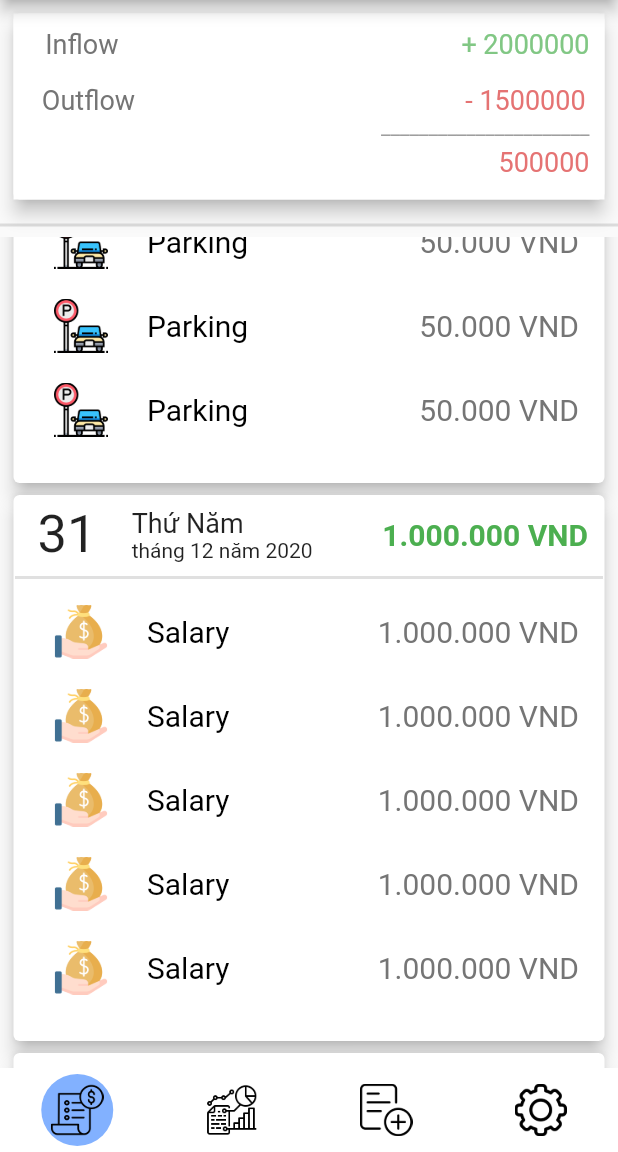
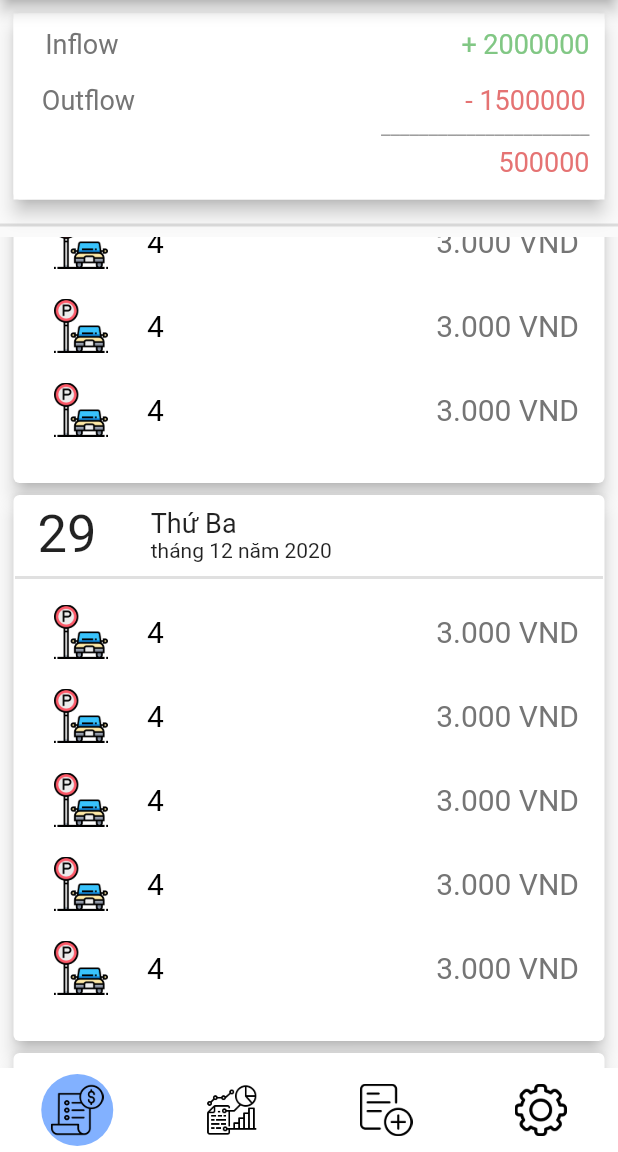
Before and after one commit to hieuvts/money_manager, a Flutter app: the screen it shows after launch, scrolled down 576 dp, on a phone screen of 412 x 824 dp, the part 84-1236 px from its top. Run offline on Flutter 3.47's test engine with Material 2 defaults, Android fonts, the phone set to English and light mode, and no system bars; drawn by our look-alikes of flutter_snake_navigationbar; our stand-ins replace charts_flutter, pie_chart, splashscreen, sqflite; missing offline and left inert: dropdownfield; accounts and stored records are empty.

Commit message:
#7.4.1 Backup

```diff
--- a/lib/core/databaseQuery.dart
+++ b/lib/core/databaseQuery.dart
@@ -1,4 +1,4 @@
-import 'package:money_manager/core/models.dart';
+import 'package:money_manager/core/databaseModels.dart';
 import 'dart:async';
 import 'package:money_manager/core/databaseHelper.dart';
 import 'package:sqflite/sqflite.dart';
--- a/lib/core/moneyFormatter.dart
+++ b/lib/core/moneyFormatter.dart
@@ -1,9 +1,10 @@
 import 'package:intl/intl.dart';
+
+//Format theo kiểu tiền Việt nam
+//String 10000
+//Kết quả trả về 10.000
 
 String moneyFormater(String data) {
   var amount = int.parse(data);
-  return NumberFormat.currency(locale: 'vi')
-      .format(amount); //Format theo kiểu tiền Việt nam
+  return NumberFormat.currency(locale: 'vi').format(amount);
 }
-//String 10000
-//Kqua trả ra 10.000
--- a/lib/core/transactionExampleData.dart
+++ b/lib/core/transactionExampleData.dart
@@ -1,62 +1,44 @@
-import 'package:flutter/material.dart';
-
 class TransactionData {
   static final getData = [
     {
-      'name': 'Food',
-      'icon': 'images/burger.png',
-      'change': '20000',
-      'changeColor': Colors.redAccent,
-      'value': '3001230',
-      'date': '29/12/2020',
+      'transactionId': '1',
+      'transactionSubCategory': '1',
+      'transactionAmount': '10000',
+      'transactionIcon': 'images/burger.png',
+      'transactionDate': '29/12/2020',
+      'transactionNote': 'A note',
     },
     {
-      'name': 'Parking',
-      'icon': 'images/parking.png',
-      'change': '50000',
-      'changeColor': Colors.redAccent,
-      'value': '50000  ',
-      'date': '30/12/2020',
+      'transactionId': '2',
+      'transactionSubCategory': '4',
+      'transactionAmount': '3000',
+      'transactionIcon': 'images/parking.png',
+      'transactionDate': '29/12/2020',
+      'transactionNote': 'Bike parking',
     },
     {
-      'name': 'Salary',
-      'icon': 'images/salary.png',
-      'change': '1000000',
-      'changeColor': Colors.green,
-      'value': '1000000  ',
-      'date': '31/12/2020',
+      'transactionId': '3',
+      'transactionSubCategory': '4',
+      'transactionAmount': '3000',
+      'transactionIcon': 'images/parking.png',
+      'transactionDate': '29/12/2020',
+      'transactionNote': 'Bike parking',
     },
     {
-      'name': 'Salary',
-      'icon': 'images/salary.png',
-      'change': '1000000',
-      'changeColor': Colors.green,
-      'value': '1000000  ',
-      'date': '1/12/2020',
+      'transactionId': '4',
+      'transactionSubCategory': '4',
+      'transactionAmount': '3000',
+      'transactionIcon': 'images/parking.png',
+      'transactionDate': '29/12/2020',
+      'transactionNote': 'Bike parking',
     },
     {
-      'name': 'Salary',
-      'icon': 'images/salary.png',
-      'change': '1000000',
-      'changeColor': Colors.green,
-      'value': '1000000  ',
-      'date': '2/9/2020',
-    },
-    {
-      'name': 'Salary',
-      'icon': 'images/salary.png',
-      'change': '1000000',
-      'changeColor': Colors.green,
-      'value': '1000000  ',
-      'date': '29/12/2020',
-    },
-    {
-      'name': 'Salary',
-      'icon': 'images/salary.png',
-      'change': '1000000',
-      'changeColor': Colors.green,
-      'value': '1000000  ',
-      'date': '29/12/2020',
+      'transactionId': '5',
+      'transactionSubCategory': '4',
+      'transactionAmount': '3000',
+      'transactionIcon': 'images/parking.png',
+      'transactionDate': '29/12/2020',
+      'transactionNote': 'Bike parking',
     },
   ];
 }
--- a/lib/ui/page/settingPage.dart
+++ b/lib/ui/page/settingPage.dart
@@ -1,6 +1,6 @@
 import 'package:flutter/cupertino.dart';
 import 'package:money_manager/core/databaseQuery.dart';
-import 'package:money_manager/core/models.dart';
+import 'package:money_manager/core/databaseModels.dart';
 import 'package:flutter/material.dart';
 
 class SettingPage extends StatefulWidget {
--- a/lib/ui/page/transactionPage.dart
+++ b/lib/ui/page/transactionPage.dart
@@ -1,5 +1,6 @@
 import 'package:flutter/material.dart';
-import 'package:money_manager/ui/customWidget/customCardView.dart';
+import 'package:money_manager/userWidget/incomeAndOutcome.dart';
+import 'package:money_manager/userWidget/recentTransaction.dart';
 
 class TransactionPage extends StatefulWidget {
   @override
@@ -28,74 +29,3 @@ class _TransactionPageState extends State<TransactionPage> {
     );
   }
 }
-
-class IncomeAndOutcome extends StatefulWidget {
-  @override
-  _IncomeAndOutcomeState createState() => _IncomeAndOutcomeState();
-}
-
-class _IncomeAndOutcomeState extends State<IncomeAndOutcome> {
-  var _inflow = 2000000;
-  var _outflow = 1500000;
-  final _sum = 500000;
-  @override
-  Widget build(BuildContext context) {
-    return Container(
-        padding: EdgeInsets.all(10),
-        decoration: BoxDecoration(
-          color: Colors.white,
-          borderRadius: BorderRadius.circular(0),
-        ),
-        child: Container(
-            alignment: Alignment.center,
-            child: Column(children: [
-              Row(
-                mainAxisAlignment: MainAxisAlignment.spaceBetween,
-                children: [
-                  Column(
-                    children: [
-                      Text(
-                        'Inflow',
-                        style: TextStyle(fontSize: 18, color: Colors.grey[600]),
-                      ),
-                      Divider(),
-                      Text('  Outflow',
-                          style:
-                              TextStyle(fontSize: 18, color: Colors.grey[600]))
-                    ],
-                  ),
-                  Column(
-                    children: [
-                      Text('+ ' + _inflow.toString(),
-                          style: TextStyle(
-                              fontSize: 18, color: Colors.green[300])),
-                      Divider(),
-                      Text('- ' + _outflow.toString(),
-                          style:
-                              TextStyle(fontSize: 18, color: Colors.red[300]))
-                    ],
-                  ),
-                ],
-              ),
-              Row(
-                mainAxisAlignment: MainAxisAlignment.end,
-                children: [
-                  Text(
-                    "______________________",
-                    style: TextStyle(color: Colors.grey),
-                  )
-                ],
-              ),
-              Row(
-                mainAxisAlignment: MainAxisAlignment.end,
-                children: [
-                  new Padding(padding: EdgeInsets.all(15)),
-                  Text(
-                    _sum.toString(),
-                    style: TextStyle(color: Colors.red[300], fontSize: 18),
-                  )
-                ],
-              )
-            ])));
-  }
-}
--- /dev/null
+++ b/lib/userWidget/incomeAndOutcome.dart
@@ -0,0 +1,72 @@
+import 'package:flutter/material.dart';
+
+class IncomeAndOutcome extends StatefulWidget {
+  @override
+  _IncomeAndOutcomeState createState() => _IncomeAndOutcomeState();
+}
+
+class _IncomeAndOutcomeState extends State<IncomeAndOutcome> {
+  var _inflow = 2000000;
+  var _outflow = 1500000;
+  final _sum = 500000;
+  @override
+  Widget build(BuildContext context) {
+    return Container(
+        padding: EdgeInsets.all(10),
+        decoration: BoxDecoration(
+          color: Colors.white,
+          borderRadius: BorderRadius.circular(0),
+        ),
+        child: Container(
+            alignment: Alignment.center,
+            child: Column(children: [
+              Row(
+                mainAxisAlignment: MainAxisAlignment.spaceBetween,
+                children: [
+                  Column(
+                    children: [
+                      Text(
+                        'Inflow',
+                        style: TextStyle(fontSize: 18, color: Colors.grey[600]),
+                      ),
+                      Divider(),
+                      Text('  Outflow',
+                          style:
+                              TextStyle(fontSize: 18, color: Colors.grey[600]))
+                    ],
+                  ),
+                  Column(
+                    children: [
+                      Text('+ ' + _inflow.toString(),
+                          style: TextStyle(
+                              fontSize: 18, color: Colors.green[300])),
+                      Divider(),
+                      Text('- ' + _outflow.toString(),
+                          style:
+                              TextStyle(fontSize: 18, color: Colors.red[300]))
+                    ],
+                  ),
+                ],
+              ),
+              Row(
+                mainAxisAlignment: MainAxisAlignment.end,
+                children: [
+                  Text(
+                    "______________________",
+                    style: TextStyle(color: Colors.grey),
+                  )
+                ],
+              ),
+              Row(
+                mainAxisAlignment: MainAxisAlignment.end,
+                children: [
+                  new Padding(padding: EdgeInsets.all(15)),
+                  Text(
+                    _sum.toString(),
+                    style: TextStyle(color: Colors.red[300], fontSize: 18),
+                  )
+                ],
+              )
+            ])));
+  }
+}
--- a/lib/ui/customWidget/customCardView.dart
+++ b/lib/userWidget/recentTransaction.dart
@@ -1,7 +1,7 @@
 import 'package:flutter/material.dart';
 import 'package:money_manager/core/transactionExampleData.dart';
 import 'package:money_manager/core/moneyFormatter.dart';
-import 'package:money_manager/ui/page/editTransaction.dart';
+import 'package:money_manager/userWidget/viewTransactionDetail.dart';
 import 'package:intl/intl.dart';
 
 DateTime now = DateTime.now();
@@ -12,7 +12,19 @@ class RecentTransaction extends StatefulWidget {
 }
 
 class _RecentTransactionState extends State<RecentTransaction> {
+  int transactionId;
+  String transactionSubCategory;
+  String transactionIcon;
+  String transactionAmount;
+  String transactionDate;
+  String transactionNote;
   final transactionData = TransactionData.getData;
+  @override
+  void setState(fn) {
+    // TODO: implement setState
+    super.setState(fn);
+  }
+
   @override
   Widget build(BuildContext context) {
     return Container(
@@ -45,7 +57,7 @@ class _RecentTransactionState extends State<RecentTransaction> {
                                         children: <Widget>[
                                           Row(
                                             children: <Widget>[
-                                              dayOfTransaction(
+                                              buildDayOfTransaction(
                                                   transactionData[index]),
                                               Spacer(
                                                 flex: 2,
@@ -55,10 +67,10 @@ class _RecentTransactionState extends State<RecentTransaction> {
                                                     CrossAxisAlignment.start,
                                                 children: [
                                                   //Format WEEKDAY
-                                                  weekdayOfTransaction(
+                                                  buildWeekdayOfTransaction(
                                                       transactionData[index]),
                                                   //Format YEAR_MONTH
-                                                  monthYearOfTransaction(
+                                                  buildMonthYearOfTransaction(
                                                       transactionData[index]),
                                                 ],
                                               ),
@@ -71,7 +83,7 @@ class _RecentTransactionState extends State<RecentTransaction> {
                                               Spacer(
                                                 flex: 10,
                                               ),
-                                              walletChange(
+                                              buildTransactionNote(
                                                   transactionData[index]),
                                               SizedBox(
                                                 width: 10,
@@ -99,20 +111,30 @@ class _RecentTransactionState extends State<RecentTransaction> {
                                                         (context1, index1) {
                                                       return ListTile(
                                                           leading:
-                                                              iconTypeOfTransaction(
+                                                              buildTransactionIcon(
                                                                   transactionData[
                                                                       index]),
                                                           title:
-                                                              nameOfTransaction(
+                                                              buildTransactionSubCategory(
                                                                   transactionData[
                                                                       index]),
                                                           trailing:
-                                                              transactionAmount(
+                                                              buildTransactionAmount(
                                                                   transactionData[
                                                                       index]),
                                                           onTap: () {
+                                                            updateTransactionValue(
+                                                                transactionData[
+                                                                    index]);
                                                             _awaitValueFromEditTransactionScr(
-                                                                context);
+                                                              context,
+                                                              transactionId,
+                                                              transactionSubCategory,
+                                                              transactionIcon,
+                                                              transactionAmount,
+                                                              transactionDate,
+                                                              transactionNote,
+                                                            );
                                                             print("Tapped");
                                                           });
                                                     }),
@@ -136,9 +158,9 @@ class _RecentTransactionState extends State<RecentTransaction> {
     );
   }
 
-  Widget dayOfTransaction(data) {
+  Widget buildDayOfTransaction(data) {
     var getDateTime =
-        DateFormat("dd/MM/yyyy", "vi_VN").parse('${data['date']}');
+        DateFormat("dd/MM/yyyy", "vi_VN").parse('${data['transactionDate']}');
     return Padding(
         padding: const EdgeInsets.only(left: 15.0),
         child: Align(
@@ -150,9 +172,9 @@ class _RecentTransactionState extends State<RecentTransaction> {
         ));
   }
 
-  Widget weekdayOfTransaction(data) {
+  Widget buildWeekdayOfTransaction(data) {
     var getDateTime =
-        DateFormat("dd/MM/yyyy", "vi_VN").parse('${data['date']}');
+        DateFormat("dd/MM/yyyy", "vi_VN").parse('${data['transactionDate']}');
     return Padding(
         padding: const EdgeInsets.only(left: 15.0),
         child: Align(
@@ -164,9 +186,9 @@ class _RecentTransactionState extends State<RecentTransaction> {
         ));
   }
 
-  Widget monthYearOfTransaction(data) {
+  Widget buildMonthYearOfTransaction(data) {
     var getDateTime =
-        DateFormat("dd/MM/yyyy", "vi_VN").parse('${data['date']}');
+        DateFormat("dd/MM/yyyy", "vi_VN").parse('${data['transactionDate']}');
     return Padding(
         padding: const EdgeInsets.only(left: 15.0),
         child: Align(
@@ -178,48 +200,57 @@ class _RecentTransactionState extends State<RecentTransaction> {
         ));
   }
 
-  Widget nameOfTransaction(data) {
+  Widget buildTransactionSubCategory(data) {
     return Align(
       alignment: Alignment.centerLeft,
       child: RichText(
         text: TextSpan(
-          text: '${data['name']}',
+          text: '${data['transactionSubCategory']}',
           style: TextStyle(color: Colors.black, fontSize: 20),
         ),
       ),
     );
   }
 
-  Widget walletChange(data) {
+  Widget buildTransactionNote(data) {
     return Align(
       alignment: Alignment.topRight,
       child: RichText(
         text: TextSpan(
-          text: moneyFormater(data['change']),
-          style: TextStyle(
-              fontWeight: FontWeight.bold,
-              color: data['changeColor'],
-              fontSize: 20),
+          text: '${data['transactionNote']}',
+          style: TextStyle(fontSize: 10),
         ),
       ),
     );
   }
 
-  Widget iconTypeOfTransaction(data) {
+  Widget getTransactionId(data) {
+    return Align(
+      alignment: Alignment.topRight,
+      child: RichText(
+        text: TextSpan(
+          text: '${data['transactionId']}',
+          style: TextStyle(fontSize: 10),
+        ),
+      ),
+    );
+  }
+
+  Widget buildTransactionIcon(data) {
     return Padding(
       padding: const EdgeInsets.all(10.0),
       child: Image.asset(
-        data['icon'],
+        data['transactionIcon'],
         fit: BoxFit.fitHeight,
       ),
     );
   }
 
-  Widget transactionAmount(data) {
+  Widget buildTransactionAmount(data) {
     return RichText(
       textAlign: TextAlign.center,
       text: TextSpan(
-        text: moneyFormater(data['value']),
+        text: moneyFormater(data['transactionAmount']),
         style: TextStyle(
           color: Colors.grey[600],
           fontSize: 20,
@@ -228,10 +259,37 @@ class _RecentTransactionState extends State<RecentTransaction> {
     );
   }
 
+  void updateTransactionValue(data) {
+    transactionId = int.parse('${data['transactionId']}');
+    transactionSubCategory = '${data['transactionSubCategory']}';
+    transactionIcon = '${data['transactionIcon']}';
+    transactionAmount = '${data['transactionAmount']}';
+    transactionNote = '${data['transactionNote']}';
+    var getDateTime =
+        DateFormat("dd/MM/yyyy", "vi_VN").parse('${data['transactionDate']}');
+    transactionDate = getDateTime.toString();
+  }
+
   //Chờ lấy các giá trị từ màn hình "Chỉnh sửa thông tin giao dịch"
-  void _awaitValueFromEditTransactionScr(BuildContext context) async {
+  void _awaitValueFromEditTransactionScr(
+      BuildContext context,
+      int transactionId,
+      String transactionSubCategory,
+      String transactionIcon,
+      String transactionAmount,
+      String transationDate,
+      String transactionNote) async {
     var result = await Navigator.push(
-        context, MaterialPageRoute(builder: (context) => EditTransaction()));
+        context,
+        MaterialPageRoute(
+            builder: (context) => EditTransaction(
+                  transactionId: transactionId,
+                  transactionSubCategory: transactionSubCategory,
+                  transactionIcon: transactionIcon,
+                  transactionAmount: transactionAmount,
+                  transactionDate: transactionDate,
+                  transactionNote: transactionNote,
+                )));
     //Sau khi chỉnh sửa ở màn hình 2 hoàn tất thì update màn hình này
     setState(() {});
   }
--- a/lib/ui/page/editTransaction.dart
+++ b/lib/userWidget/viewTransactionDetail.dart
@@ -1,27 +1,29 @@
 import 'package:flutter/material.dart';
 import 'package:money_manager/ui/customWidget/customImageFromAsset.dart';
-import 'package:money_manager/ui/page/addRecordPage.dart';
 
-class EditTransaction extends StatefulWidget {
-  @override
-  _EditTransactionState createState() => _EditTransactionState();
-}
+// class EditTransaction extends StatefulWidget {
+//   @override
+//   _EditTransactionState createState() => _EditTransactionState();
+// }
 
-class _EditTransactionState extends State<EditTransaction> {
+class EditTransaction extends StatelessWidget {
+  final int transactionId;
+  final String transactionSubCategory;
+  final String transactionIcon;
   final String transactionAmount;
+  final String transactionDate;
+  final String transactionNote;
 
-  final String transactionSubCategory;
+  EditTransaction({
+    Key key,
+    @required this.transactionId,
+    @required this.transactionSubCategory,
+    @required this.transactionIcon,
+    @required this.transactionAmount,
+    @required this.transactionDate,
+    @required this.transactionNote,
+  }) : super(key: key);
 
-  final String transactionIcon;
-  final String transactionNote;
-  final String transactionDate;
-
-  _EditTransactionState(
-      {this.transactionAmount,
-      this.transactionNote,
-      this.transactionDate,
-      this.transactionSubCategory,
-      this.transactionIcon});
   @override
   Widget build(BuildContext context) {
     return MaterialApp(
@@ -34,11 +36,10 @@ class _EditTransactionState extends State<EditTransaction> {
           child: Card(
             elevation: 5,
             child: Container(
-              height: 400,
+              height: 350,
               child: Column(
                 children: [
                   Row(
-                    mainAxisAlignment: MainAxisAlignment.end,
                     children: [
                       FlatButton(
                           onPressed: () {
@@ -54,14 +55,14 @@ class _EditTransactionState extends State<EditTransaction> {
                     thickness: 2,
                   ),
                   SizedBox(
-                    height: 80,
+                    height: 60,
                   ),
                   Row(
                     mainAxisAlignment: MainAxisAlignment.spaceEvenly,
                     children: [
                       Column(
                         children: [
-                          customImageFromAsset('images/foodAndBeverage.png'),
+                          customImageFromAsset(transactionIcon),
                           SizedBox(
                             height: 15,
                           ),
@@ -81,26 +82,30 @@ class _EditTransactionState extends State<EditTransaction> {
                       ),
                       Column(
                         children: [
-                          Text("Food & Beverage"),
-                          SizedBox(
-                            height: 15,
-                          ),
-                          Text(
-                            "-10.000",
-                            style: TextStyle(color: Colors.red, fontSize: 30),
+                          Row(
+                            children: [
+                              Text(transactionSubCategory),
+                            ],
                           ),
                           SizedBox(
                             height: 15,
                           ),
                           Text(
-                            "Sunday, 29/12/2020",
+                            transactionAmount,
+                            style: TextStyle(color: Colors.red, fontSize: 28),
+                          ),
+                          SizedBox(
+                            height: 15,
+                          ),
+                          Text(
+                            transactionDate,
                             style: TextStyle(fontSize: 20),
                           ),
                           SizedBox(
                             height: 15,
                           ),
                           Text(
-                            "A note here",
+                            transactionNote,
                             style: TextStyle(fontSize: 20),
                           ),
                         ],
```
Also changed, not shown: lib/core/databaseModels.dart (renamed from lib/core/models.dart), 1 other file.
